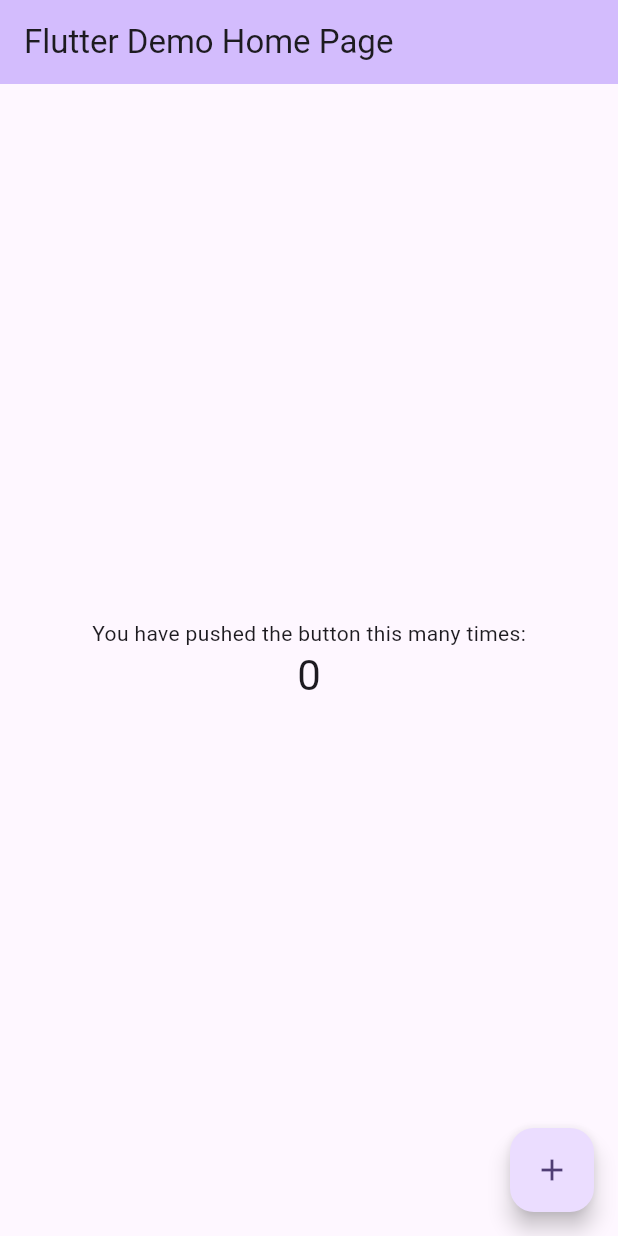
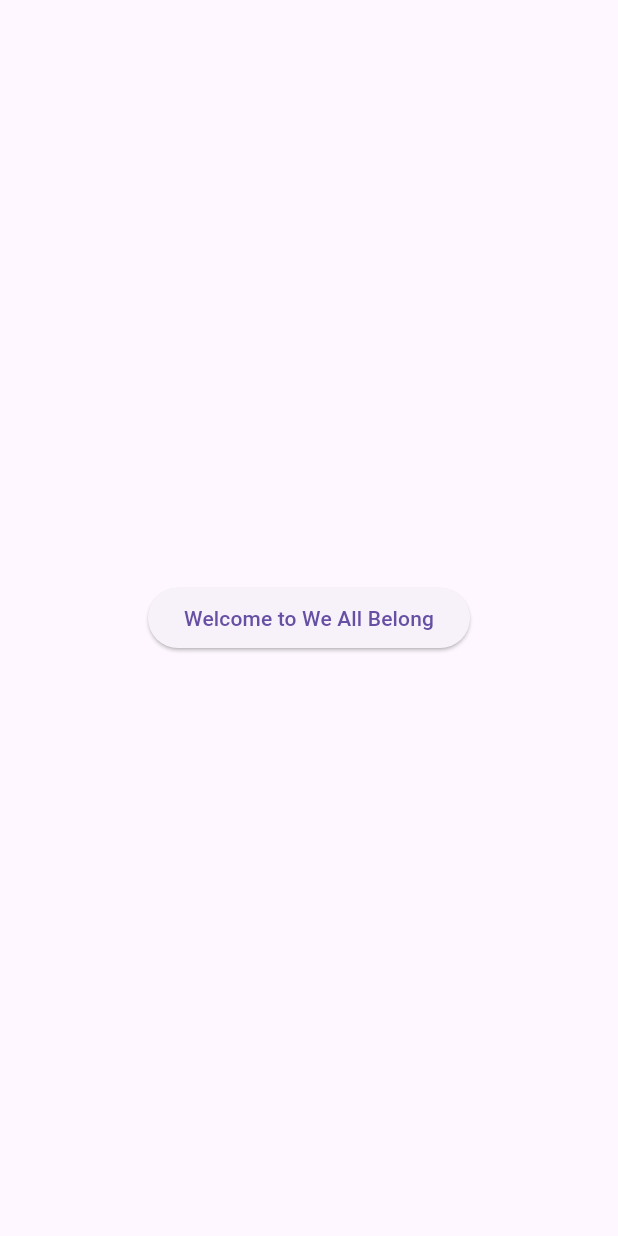
Before and after one commit to mc-ondros/we-all-belong, a Flutter app: the screen it shows after launch, on a phone screen of 412 x 824 dp. Run offline on Flutter 3.47's test engine with Material 3 defaults, Android fonts, the phone set to English and light mode, and no system bars; our stand-ins replace flutter_rating_bar, geolocator, google_maps_flutter.

Commit message:
Template#1

```diff
--- a/we_all_belong/lib/main.dart
+++ b/we_all_belong/lib/main.dart
@@ -1,125 +1,27 @@
 import 'package:flutter/material.dart';
+import 'package:provider/provider.dart';
+import 'screens/welcome_screen.dart';
+import 'providers/place_provider.dart';
 
 void main() {
-  runApp(const MyApp());
+  runApp(const WeAllBelongApp());
 }
 
-class MyApp extends StatelessWidget {
-  const MyApp({super.key});
+class WeAllBelongApp extends StatelessWidget {
+  const WeAllBelongApp({super.key});
 
-  // This widget is the root of your application.
   @override
   Widget build(BuildContext context) {
-    return MaterialApp(
-      title: 'Flutter Demo',
-      theme: ThemeData(
-        // This is the theme of your application.
-        //
-        // TRY THIS: Try running your application with "flutter run". You'll see
-        // the application has a purple toolbar. Then, without quitting the app,
-        // try changing the seedColor in the colorScheme below to Colors.green
-        // and then invoke "hot reload" (save your changes or press the "hot
-        // reload" button in a Flutter-supported IDE, or press "r" if you used
-        // the command line to start the app).
-        //
-        // Notice that the counter didn't reset back to zero; the application
-        // state is not lost during the reload. To reset the state, use hot
-        // restart instead.
-        //
-        // This works for code too, not just values: Most code changes can be
-        // tested with just a hot reload.
-        colorScheme: ColorScheme.fromSeed(seedColor: Colors.deepPurple),
-        useMaterial3: true,
+    return ChangeNotifierProvider(
+      create: (_) => PlaceProvider(),
+      child: MaterialApp(
+        title: 'We All Belong',
+        theme: ThemeData(
+          primarySwatch: Colors.deepPurple,
+          useMaterial3: true,
+        ),
+        home: const WelcomeScreen(), // Updated to WelcomeScreen
       ),
-      home: const MyHomePage(title: 'Flutter Demo Home Page'),
     );
   }
 }
-
-class MyHomePage extends StatefulWidget {
-  const MyHomePage({super.key, required this.title});
-
-  // This widget is the home page of your application. It is stateful, meaning
-  // that it has a State object (defined below) that contains fields that affect
-  // how it looks.
-
-  // This class is the configuration for the state. It holds the values (in this
-  // case the title) provided by the parent (in this case the App widget) and
-  // used by the build method of the State. Fields in a Widget subclass are
-  // always marked "final".
-
-  final String title;
-
-  @override
-  State<MyHomePage> createState() => _MyHomePageState();
-}
-
-class _MyHomePageState extends State<MyHomePage> {
-  int _counter = 0;
-
-  void _incrementCounter() {
-    setState(() {
-      // This call to setState tells the Flutter framework that something has
-      // changed in this State, which causes it to rerun the build method below
-      // so that the display can reflect the updated values. If we changed
-      // _counter without calling setState(), then the build method would not be
-      // called again, and so nothing would appear to happen.
-      _counter++;
-    });
-  }
-
-  @override
-  Widget build(BuildContext context) {
-    // This method is rerun every time setState is called, for instance as done
-    // by the _incrementCounter method above.
-    //
-    // The Flutter framework has been optimized to make rerunning build methods
-    // fast, so that you can just rebuild anything that needs updating rather
-    // than having to individually change instances of widgets.
-    return Scaffold(
-      appBar: AppBar(
-        // TRY THIS: Try changing the color here to a specific color (to
-        // Colors.amber, perhaps?) and trigger a hot reload to see the AppBar
-        // change color while the other colors stay the same.
-        backgroundColor: Theme.of(context).colorScheme.inversePrimary,
-        // Here we take the value from the MyHomePage object that was created by
-        // the App.build method, and use it to set our appbar title.
-        title: Text(widget.title),
-      ),
-      body: Center(
-        // Center is a layout widget. It takes a single child and positions it
-        // in the middle of the parent.
-        child: Column(
-          // Column is also a layout widget. It takes a list of children and
-          // arranges them vertically. By default, it sizes itself to fit its
-          // children horizontally, and tries to be as tall as its parent.
-          //
-          // Column has various properties to control how it sizes itself and
-          // how it positions its children. Here we use mainAxisAlignment to
-          // center the children vertically; the main axis here is the vertical
-          // axis because Columns are vertical (the cross axis would be
-          // horizontal).
-          //
-          // TRY THIS: Invoke "debug painting" (choose the "Toggle Debug Paint"
-          // action in the IDE, or press "p" in the console), to see the
-          // wireframe for each widget.
-          mainAxisAlignment: MainAxisAlignment.center,
-          children: <Widget>[
-            const Text(
-              'You have pushed the button this many times:',
-            ),
-            Text(
-              '$_counter',
-              style: Theme.of(context).textTheme.headlineMedium,
-            ),
-          ],
-        ),
-      ),
-      floatingActionButton: FloatingActionButton(
-        onPressed: _incrementCounter,
-        tooltip: 'Increment',
-        child: const Icon(Icons.add),
-      ), // This trailing comma makes auto-formatting nicer for build methods.
-    );
-  }
-}
--- /dev/null
+++ b/we_all_belong/lib/models/place.dart
@@ -0,0 +1,37 @@
+// lib/models/place.dart
+
+import 'review.dart';
+
+class Place {
+  final String id;
+  final String name;
+  final double latitude;
+  final double longitude;
+  final double rating;
+  final List<Review> reviews;
+  final String imageUrl;
+
+  Place({
+    required this.id,
+    required this.name,
+    required this.latitude,
+    required this.longitude,
+    required this.rating,
+    required this.reviews,
+    required this.imageUrl,
+  });
+
+  factory Place.fromJson(Map<String, dynamic> json) {
+    return Place(
+      id: json['id'],
+      name: json['name'],
+      latitude: json['latitude'],
+      longitude: json['longitude'],
+      rating: json['rating'].toDouble(),
+      reviews: (json['reviews'] as List)
+          .map((review) => Review.fromJson(review))
+          .toList(),
+      imageUrl: json['imageUrl'],
+    );
+  }
+}
--- /dev/null
+++ b/we_all_belong/lib/providers/place_provider.dart
@@ -0,0 +1,17 @@
+// lib/providers/place_provider.dart
+import 'package:flutter/material.dart';
+import '../models/place.dart';
+import '../services/api_service.dart';
+
+class PlaceProvider with ChangeNotifier {
+  List<Place> _places = [];
+
+  List<Place> get places => _places;
+
+  Future<void> fetchPlaces() async {
+    _places = await ApiService.fetchPlaces();
+    notifyListeners();
+  }
+
+  // Implement search and filter methods as needed
+}
--- /dev/null
+++ b/we_all_belong/lib/screens/welcome_screen.dart
@@ -0,0 +1,24 @@
+// lib/screens/welcome_screen.dart
+import 'package:flutter/material.dart';
+import 'map_screen.dart';
+
+class WelcomeScreen extends StatelessWidget {
+  const WelcomeScreen({super.key});
+
+  @override
+  Widget build(BuildContext context) {
+    return Scaffold(
+      body: Center(
+        child: ElevatedButton(
+          child: const Text('Welcome to We All Belong'),
+          onPressed: () {
+            Navigator.pushReplacement(
+              context,
+              MaterialPageRoute(builder: (context) => const MapScreen()),
+            );
+          },
+        ),
+      ),
+    );
+  }
+}
```
Also changed, not shown: we_all_belong/lib/models/review.dart (added, +32 -0 lines), we_all_belong/lib/screens/map_screen.dart (added, +66 -0 lines), we_all_belong/lib/screens/place_details_screen.dart (added, +57 -0 lines), we_all_belong/lib/services/api_service.dart (added, +21 -0 lines), we_all_belong/lib/services/location_service.dart (added, +33 -0 lines), we_all_belong/lib/widgets/place_marker.dart (added, +15 -0 lines), we_all_belong/lib/widgets/review_card.dart (added, +88 -0 lines), we_all_belong/pubspec.yaml (+9 -1 lines), we_all_belong/pubspec.lock, 5 other files.
